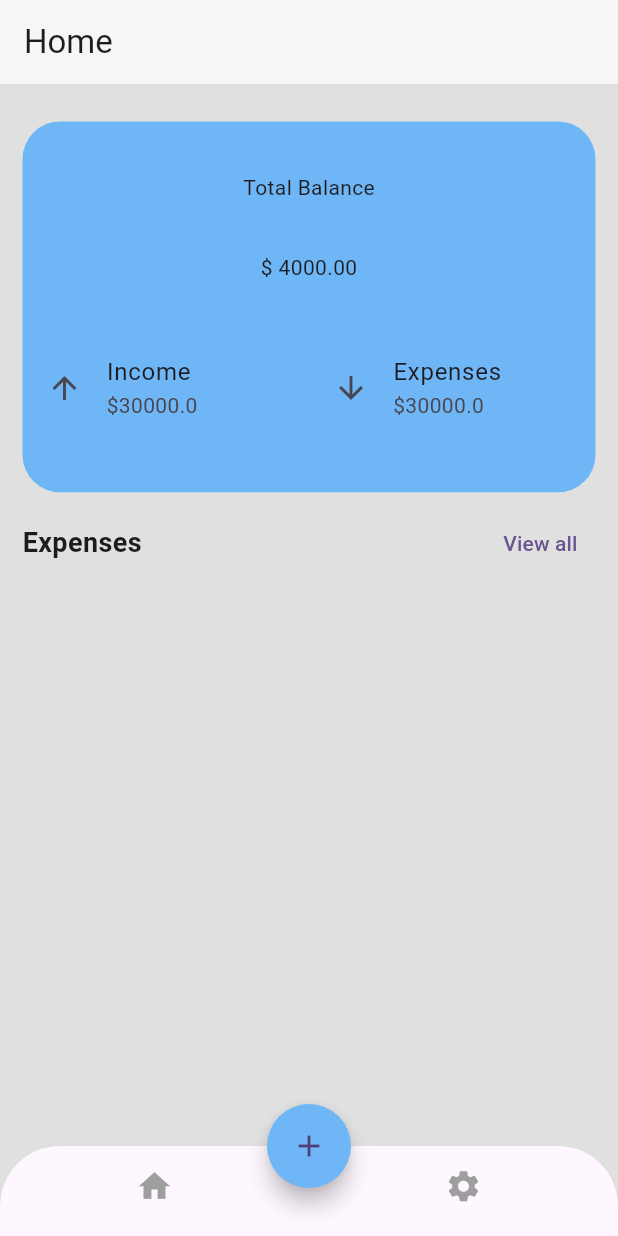
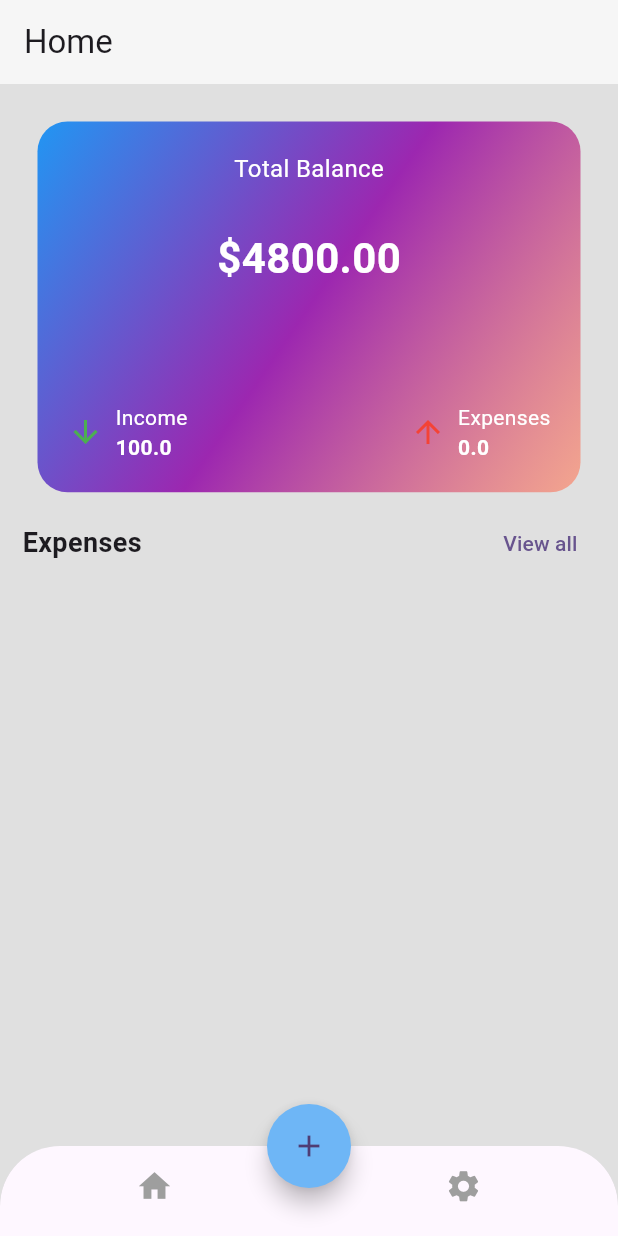
Before and after one commit to AMfaraz/expanse_tracker, a Flutter app: the screen it shows after launch, on a phone screen of 412 x 824 dp. Run offline on Flutter 3.47's test engine with Material 3 defaults, Android fonts, the phone set to English and light mode, and no system bars; our stand-ins replace dropdown_button2, get, pdf, pie_chart, printing, sqflite; accounts and stored records are empty.

```diff
--- a/lib/controllers/expense_controller.dart
+++ b/lib/controllers/expense_controller.dart
@@ -1,3 +1,4 @@
+import 'package:expense_tracker/controllers/field_controller.dart';
 import 'package:get/get.dart';
 
 //models
@@ -11,6 +12,7 @@ import '../helper/database_helper.dart';
 
 class ExpenseController extends GetxController {
   ExpenseController();
+  final fieldController=Get.put(FieldController());
 
   final dbHelper = DatabaseHelper.instance;
 
@@ -22,11 +24,6 @@ class ExpenseController extends GetxController {
     addExpensesToList();
     super.onInit();
   }
-
-  // List<Expense> getExpenseList() {
-  //   return List.from(_expenseList);
-  // }
-
 
   List<Expense> getExpenseList({String time = "month"}) {
     List<Expense> list=List.from(_expenseList);
@@ -59,6 +56,7 @@ class ExpenseController extends GetxController {
 
 
   void insert(Expense expense) {
+    fieldController.totalExpense=fieldController.totalExpense+expense.amount;
     _expenseList.add(expense);
   }
 
@@ -88,6 +86,7 @@ class ExpenseController extends GetxController {
 
   addExpensesToList({String time = "month"}) async {
     _expenseList.clear();
+    fieldController.totalExpense.value=0.0;
     final List<Map<String, dynamic>> expenses = await dbHelper.read();
     DateTime? checkDate = null;
 
--- a/lib/controllers/field_controller.dart
+++ b/lib/controllers/field_controller.dart
@@ -11,6 +11,9 @@ class FieldController extends GetxController{
     "Entertainment",
     "Misclaneous",
   ];
+  Rx<double> totalExpense=0.0.obs;
+  Rx<double> totalIncome=100.0.obs;
+  Rx<bool> expenseGincome=false.obs;
 
   @override
   void onInit() {
--- a/lib/main.dart
+++ b/lib/main.dart
@@ -6,12 +6,15 @@ import './screen/home_screen.dart';
 
 //controller
 import './controllers/expense_controller.dart';
+import 'package:expense_tracker/controllers/field_controller.dart';
 
 
 class AppBindings extends Bindings {
   @override
   void dependencies() {
     Get.put<ExpenseController>(ExpenseController());
+    // Get.put<FieldController>(FieldController());
+    // Get.lazyPut(()=>FieldController());
   }
 }
 
--- a/lib/screen/main_screen.dart
+++ b/lib/screen/main_screen.dart
@@ -4,12 +4,9 @@ import 'package:get/get.dart';
 //screen
 import '../screen/view_all_screen.dart';
 
-//utils
-import '../utils/colors.dart';
-import '../utils/screen_utils.dart';
-
 //widgets
 import '../widgets/recent_expense_list.dart';
+import '../widgets/home_screen_widgets/balance_card.dart';
 
 //controller
 import '../controllers/expense_controller.dart';
@@ -21,64 +18,20 @@ class MainScreen extends StatelessWidget {
 
   @override
   Widget build(BuildContext context) {
-    final double height = ScreenUtils.height(context);
-    final double widget = ScreenUtils.width(context);
 
     return Container(
       padding: const EdgeInsets.all(15),
       child: Column(
         children: <Widget>[
-          //balance box card
-          Container(
-            margin: const EdgeInsets.symmetric(vertical: 10),
-            height: height * 0.3,
-            width: double.infinity,
-            decoration: BoxDecoration(
-              color: cardBackgroundColor,
-              borderRadius: BorderRadius.circular(25),
-            ),
-            child: const Column(
-              mainAxisAlignment: MainAxisAlignment.spaceEvenly,
-              crossAxisAlignment: CrossAxisAlignment.center,
-              children: <Widget>[
-                Text("Total Balance"),
-                Text("\$ 4000.00"),
-
-                //income and expenses
-                Row(
-                  mainAxisAlignment: MainAxisAlignment.spaceBetween,
-                  children: <Widget>[
-                    //income
-                    Flexible(
-                      flex: 25,
-                      child: ListTile(
-                        leading: Icon(Icons.arrow_upward),
-                        title: Text("Income"),
-                        subtitle: Text("\$30000.0"),
-                      ),
-                    ),
-
-                    //expenses
-                    Flexible(
-                      flex: 25,
-                      child: ListTile(
-                        leading: Icon(Icons.arrow_downward),
-                        title: Text("Expenses"),
-                        subtitle: Text("\$30000.0"),
-                      ),
-                    ),
-                  ],
-                )
-              ],
-            ),
-          ),
+          //balance card
+          BalanceCard(),
 
           //heading
           Row(
             mainAxisSize: MainAxisSize.max,
             mainAxisAlignment: MainAxisAlignment.spaceBetween,
             children: <Widget>[
-              Text(
+              const Text(
                 "Expenses",
                 style: TextStyle(
                   fontWeight: FontWeight.bold,
@@ -87,10 +40,11 @@ class MainScreen extends StatelessWidget {
               ),
               //this will be a button
               TextButton(
-                  onPressed: () {
-                    Get.to(() => ViewAllScreen());
-                  },
-                  child: const Text("View all"),),
+                onPressed: () {
+                  Get.to(() => ViewAllScreen());
+                },
+                child: const Text("View all"),
+              ),
             ],
           ),
 
--- /dev/null
+++ b/lib/widgets/home_screen_widgets/balance_card.dart
@@ -0,0 +1,173 @@
+import 'package:flutter/material.dart';
+import 'package:get/get.dart';
+
+//utils
+import '../../utils/screen_utils.dart';
+import '../../utils/colors.dart';
+
+//controller
+import '../../controllers/field_controller.dart';
+
+class BalanceCard extends StatelessWidget {
+  BalanceCard({super.key});
+
+  final fieldController = Get.find<FieldController>();
+
+  @override
+  Widget build(BuildContext context) {
+    final double height = ScreenUtils.height(context);
+    final double width = ScreenUtils.width(context);
+    return Obx(() {
+    bool expenseGincome=(fieldController.totalExpense.value>fieldController.totalIncome.value)?true:false;
+    // print(expenseGincome);
+      return Container(
+        padding: const EdgeInsets.all(20), // Padding inside the container
+        margin: const EdgeInsets.all(10),
+        height: height * 0.3,
+        width: double.infinity, // Margin outside the container
+        decoration: BoxDecoration(
+          // color: Colors.blue, // Solid blue background
+
+          //adding gradient
+          gradient: const LinearGradient(
+            colors: [
+              Colors.blue,
+              Colors.purple,
+              // Colors.orangeAccent
+              Color.fromRGBO(250, 146, 115, 0.75)
+            ], // Gradient colors
+            begin: Alignment.topLeft,
+            end: Alignment.bottomRight,
+          ),
+          borderRadius: BorderRadius.circular(20), // Rounded corners
+        ),
+
+        child: Column(
+          crossAxisAlignment: CrossAxisAlignment.center,
+          mainAxisAlignment: MainAxisAlignment.spaceBetween,
+          children: [
+            // Total Balance Section
+            const Text(
+              "Total Balance",
+              style: TextStyle(
+                color: elementBackgroundColor,
+                fontSize: 16,
+              ),
+            ),
+            const Text(
+              "\$4800.00",
+              style: TextStyle(
+                color: elementBackgroundColor,
+                fontSize: 28,
+                fontWeight: FontWeight.bold,
+              ),
+            ),
+
+            const SizedBox(height: 20),
+
+            // Income and Expenses Row
+            Row(
+              mainAxisAlignment: MainAxisAlignment.spaceBetween,
+              children: [
+                // Income Section
+                Row(
+                  children: [
+                    const Icon(
+                      Icons.arrow_downward,
+                      color: Colors.green,
+                    ),
+
+                    // Spacing between icon and text
+                    const SizedBox(width: 8),
+
+                    //income
+                    Column(
+                      crossAxisAlignment: CrossAxisAlignment.start,
+                      children: [
+                        const Text(
+                          "Income",
+                          style: TextStyle(
+                            color: elementBackgroundColor,
+                            fontSize: 14,
+                          ),
+                        ),
+                        Text(
+                          "${fieldController.totalIncome.value}",
+                          style: const TextStyle(
+                            color: elementBackgroundColor,
+                            fontWeight: FontWeight.bold,
+                          ),
+                        ),
+                      ],
+                    ),
+                  ],
+                ),
+
+                // Expenses Section
+                Row(
+                  children: <Widget>[
+                    const Icon(
+                      Icons.arrow_upward,
+                      color: Colors.red,
+                    ),
+
+                    const SizedBox(width: 8), // Spacing between icon and text
+
+                    Column(
+                      crossAxisAlignment: CrossAxisAlignment.start,
+                      children: <Widget>[
+                        Text(
+                          "Expenses",
+                          style: TextStyle(
+                            // color: Colors.white,
+                            // color: (fieldController.totalExpense.value > 200)
+                            color: (expenseGincome)
+                                ? Colors.red
+                                : Colors.white,
+                            fontSize: 14,
+                          ),
+                        ),
+                        Text(
+                          "${fieldController.totalExpense.value}",
+                          style: TextStyle(
+                            // color: Colors.white,
+                            // color: (fieldController.totalExpense.value > 200)
+                            color: (expenseGincome)
+                                ? Colors.red
+                                : Colors.white,
+                            fontWeight: FontWeight.bold,
+                          ),
+                        ),
+                      ],
+                    ),
+
+                    //error msg
+                    // const Icon(
+                    //   Icons.warning,
+                    //   color: Colors.red,
+                    // ),
+
+                    (expenseGincome)?const Tooltip(
+                      message: "Your expenses are more than your Income",
+                      child: Icon(
+                        Icons.warning,
+                        color: Colors.red,
+                      ),
+                    ):const SizedBox(),
+
+                    // (expenseGincome)?IconButton(
+                    //   tooltip: "YOu jksjaks",
+                    //     icon: Icon(Icons.warning,color: Colors.red,),
+                    //     onPressed: (){},
+
+                    // ):const SizedBox(),
+                  ],
+                ),
+              ],
+            ),
+          ],
+        ),
+      );
+    });
+  }
+}
```
Also changed, not shown: lib/screen/expenses_screen.dart (+0 -8 lines).
